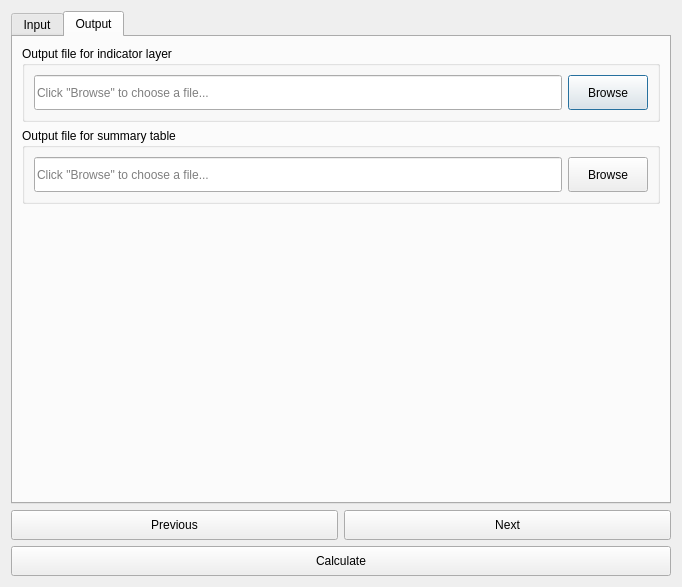
Above: LDMP/gui/DlgCalculateSummaryTableAdmin.ui from ConservationInternational/trends.earth before the change. Below: the same form after it.
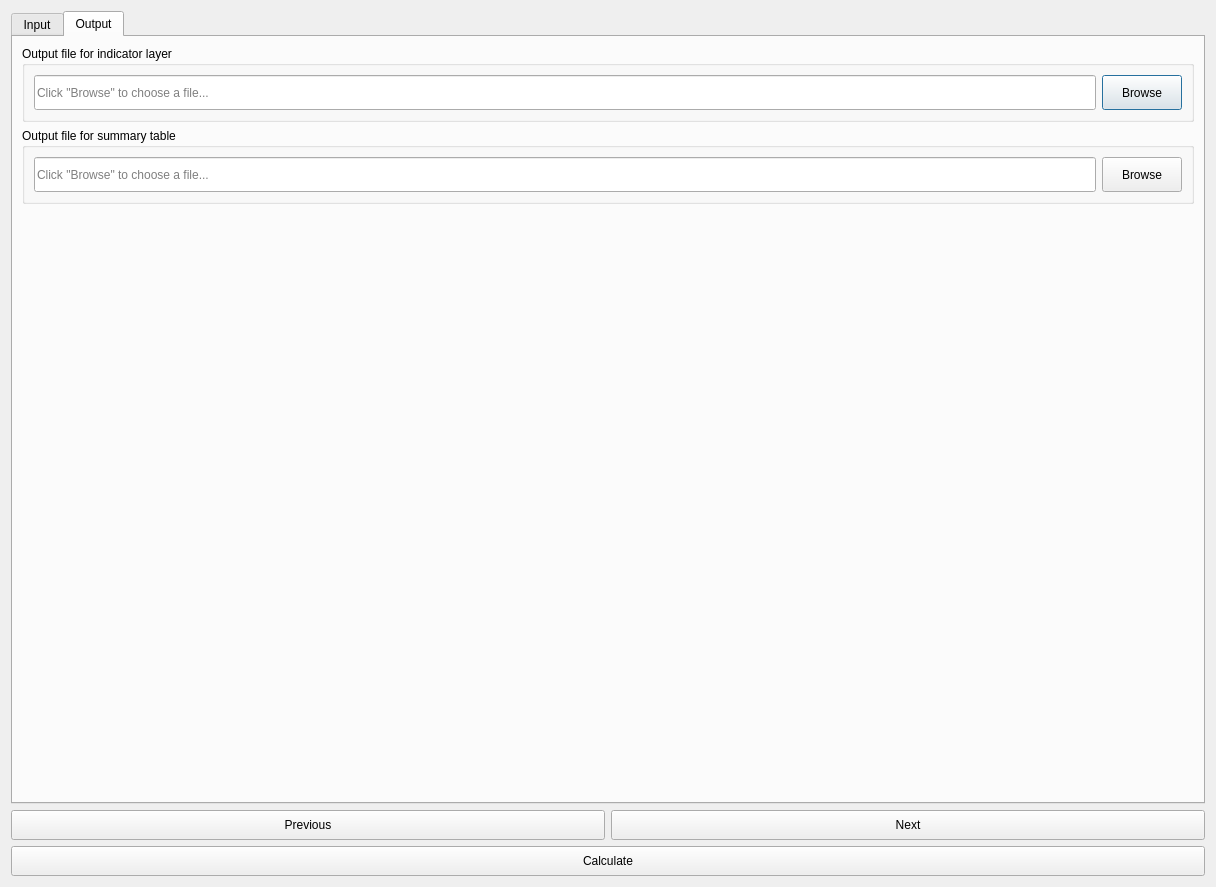
That is the form after the change. The open tabs and pages were chosen to show the change. Custom widgets are drawn as their Qt base class.

What changed in the file:
```diff
--- a/LDMP/gui/DlgCalculateSummaryTableAdmin.ui
+++ b/LDMP/gui/DlgCalculateSummaryTableAdmin.ui
@@ -6,8 +6,8 @@
    <rect>
     <x>0</x>
     <y>0</y>
-    <width>605</width>
-    <height>549</height>
+    <width>1216</width>
+    <height>887</height>
    </rect>
   </property>
   <property name="sizePolicy">
@@ -329,12 +329,24 @@
       <layout class="QVBoxLayout" name="verticalLayout_3">
        <item>
         <widget class="QGroupBox" name="groupBox_6">
+         <property name="sizePolicy">
+          <sizepolicy hsizetype="Preferred" vsizetype="Minimum">
+           <horstretch>0</horstretch>
+           <verstretch>0</verstretch>
+          </sizepolicy>
+         </property>
          <property name="title">
           <string>Output file for indicator layer</string>
          </property>
          <layout class="QHBoxLayout" name="horizontalLayout">
           <item>
            <widget class="QLineEdit" name="output_file_layer">
+            <property name="sizePolicy">
+             <sizepolicy hsizetype="Expanding" vsizetype="Minimum">
+              <horstretch>0</horstretch>
+              <verstretch>0</verstretch>
+             </sizepolicy>
+            </property>
             <property name="minimumSize">
              <size>
               <width>0</width>
@@ -351,6 +363,12 @@
           </item>
           <item>
            <widget class="QPushButton" name="browse_output_file_layer">
+            <property name="sizePolicy">
+             <sizepolicy hsizetype="Minimum" vsizetype="Minimum">
+              <horstretch>0</horstretch>
+              <verstretch>0</verstretch>
+             </sizepolicy>
+            </property>
             <property name="minimumSize">
              <size>
               <width>0</width>
@@ -367,12 +385,24 @@
        </item>
        <item>
         <widget class="QGroupBox" name="groupBox_7">
+         <property name="sizePolicy">
+          <sizepolicy hsizetype="Preferred" vsizetype="Minimum">
+           <horstretch>0</horstretch>
+           <verstretch>0</verstretch>
+          </sizepolicy>
+         </property>
          <property name="title">
           <string>Output file for summary table</string>
          </property>
          <layout class="QHBoxLayout" name="horizontalLayout_2">
           <item>
            <widget class="QLineEdit" name="output_file_table">
+            <property name="sizePolicy">
+             <sizepolicy hsizetype="Expanding" vsizetype="Minimum">
+              <horstretch>0</horstretch>
+              <verstretch>0</verstretch>
+             </sizepolicy>
+            </property>
             <property name="minimumSize">
              <size>
               <width>0</width>
@@ -389,6 +419,12 @@
           </item>
           <item>
            <widget class="QPushButton" name="browse_output_file_table">
+            <property name="sizePolicy">
+             <sizepolicy hsizetype="Minimum" vsizetype="Minimum">
+              <horstretch>0</horstretch>
+              <verstretch>0</verstretch>
+             </sizepolicy>
+            </property>
             <property name="minimumSize">
              <size>
               <width>0</width>
@@ -411,7 +447,7 @@
          <property name="sizeHint" stdset="0">
           <size>
            <width>20</width>
-           <height>0</height>
+           <height>40</height>
           </size>
          </property>
         </spacer>
@@ -424,6 +460,12 @@
     <layout class="QGridLayout" name="gridLayout_3">
      <item row="0" column="0">
       <widget class="QPushButton" name="button_prev">
+       <property name="sizePolicy">
+        <sizepolicy hsizetype="Minimum" vsizetype="Minimum">
+         <horstretch>0</horstretch>
+         <verstretch>0</verstretch>
+        </sizepolicy>
+       </property>
        <property name="minimumSize">
         <size>
          <width>0</width>
@@ -437,6 +479,12 @@
      </item>
      <item row="0" column="1">
       <widget class="QPushButton" name="button_next">
+       <property name="sizePolicy">
+        <sizepolicy hsizetype="Minimum" vsizetype="Minimum">
+         <horstretch>0</horstretch>
+         <verstretch>0</verstretch>
+        </sizepolicy>
+       </property>
        <property name="minimumSize">
         <size>
          <width>0</width>
@@ -450,6 +498,12 @@
      </item>
      <item row="1" column="0" colspan="2">
       <widget class="QPushButton" name="button_calculate">
+       <property name="sizePolicy">
+        <sizepolicy hsizetype="Minimum" vsizetype="Minimum">
+         <horstretch>0</horstretch>
+         <verstretch>0</verstretch>
+        </sizepolicy>
+       </property>
        <property name="minimumSize">
         <size>
          <width>0</width>
```
Left out of the diff: 18 changed lines with no effect on the pictures.
